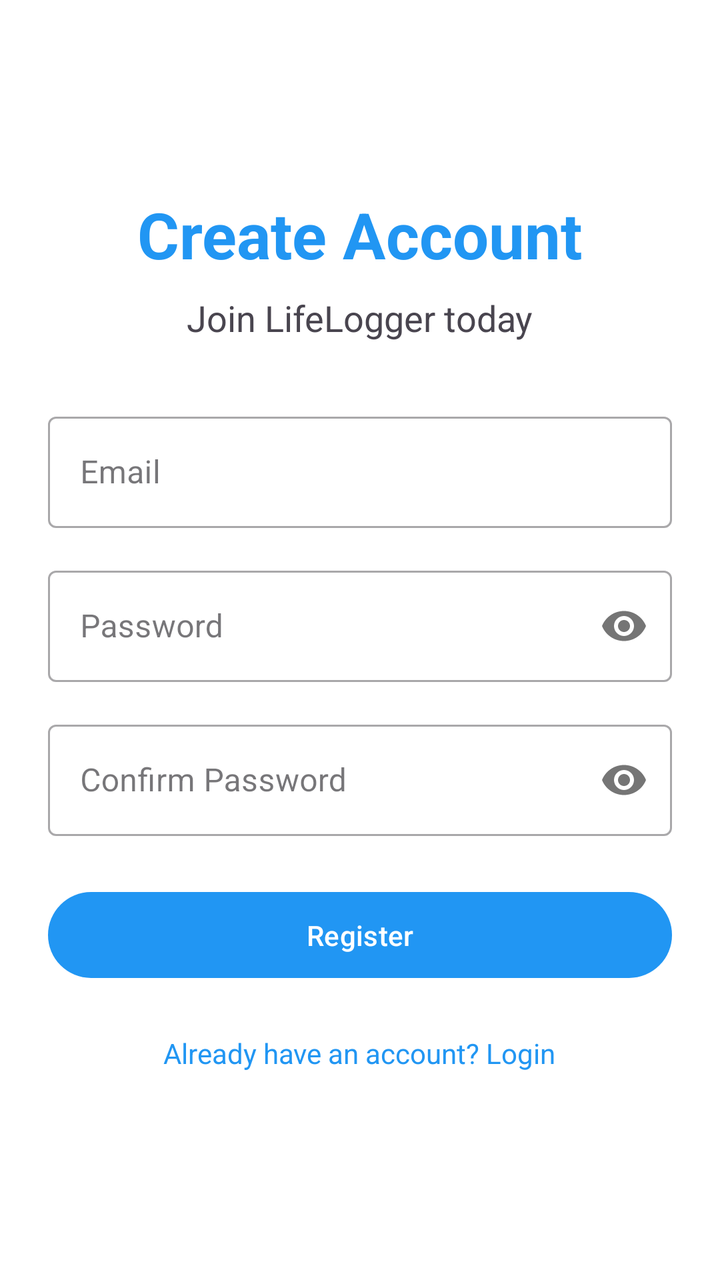
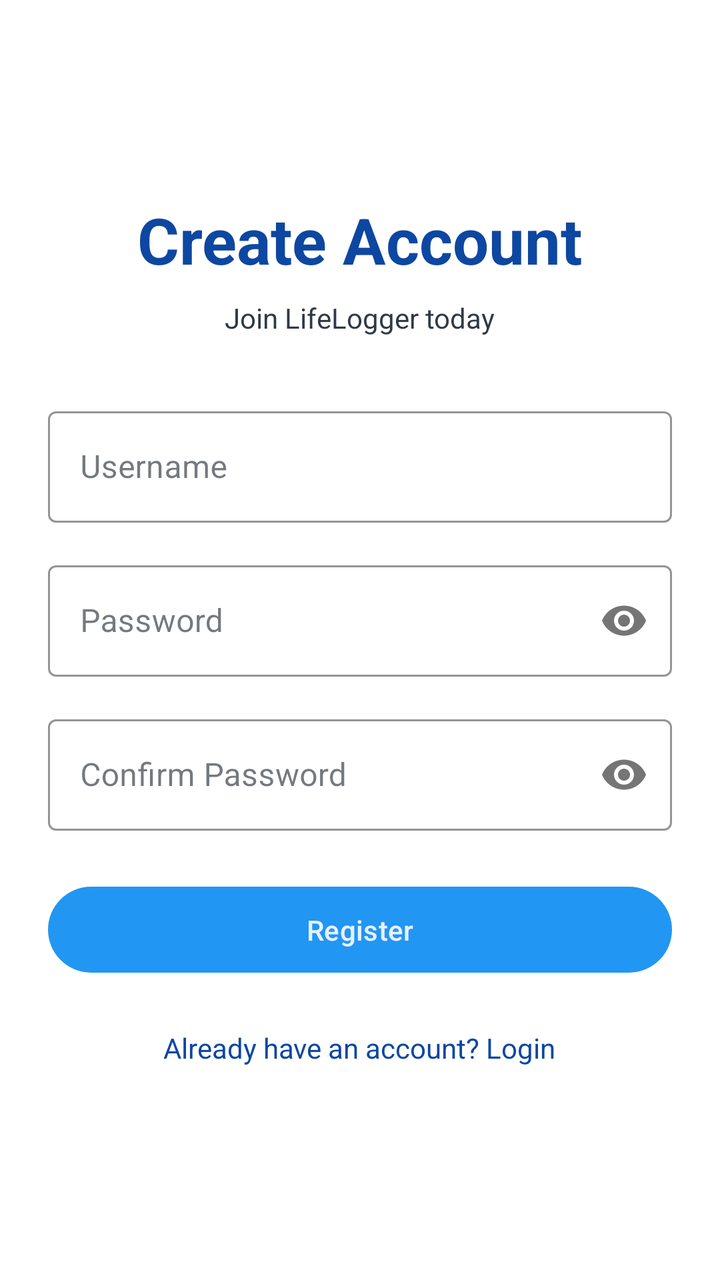

Compare the two renders of this Android layout. The source of the first and the diff that turns it into the second are given below.
<!-- AndroidManifest.xml: application theme Theme.LifeLogger -->
<!-- res/layout/fragment_register.xml -->
<?xml version="1.0" encoding="utf-8"?>
<ScrollView xmlns:android="http://schemas.android.com/apk/res/android"
    xmlns:app="http://schemas.android.com/apk/res-auto"
    android:layout_width="match_parent"
    android:layout_height="match_parent"
    android:fillViewport="true"
    android:background="@android:color/white">

    <LinearLayout
        android:layout_width="match_parent"
        android:layout_height="wrap_content"
        android:orientation="vertical"
        android:padding="24dp"
        android:gravity="center">

        <TextView
            android:layout_width="wrap_content"
            android:layout_height="wrap_content"
            android:text="@string/create_account"
            android:textSize="32sp"
            android:textStyle="bold"
            android:textColor="@color/primary_blue"
            android:layout_marginBottom="8dp" />

        <TextView
            android:layout_width="wrap_content"
            android:layout_height="wrap_content"
            android:text="@string/join_today"
            android:textSize="18sp"
            android:layout_marginBottom="32dp" />

        <com.google.android.material.textfield.TextInputLayout
            android:layout_width="match_parent"
            android:layout_height="wrap_content"
            android:layout_marginBottom="16dp"
            style="@style/Widget.MaterialComponents.TextInputLayout.OutlinedBox">

            <com.google.android.material.textfield.TextInputEditText
                android:id="@+id/emailInput"
                android:layout_width="match_parent"
                android:layout_height="wrap_content"
                android:hint="@string/email"
                android:inputType="textEmailAddress" />
        </com.google.android.material.textfield.TextInputLayout>

        <com.google.android.material.textfield.TextInputLayout
            android:layout_width="match_parent"
            android:layout_height="wrap_content"
            android:layout_marginBottom="16dp"
            app:passwordToggleEnabled="true"
            style="@style/Widget.MaterialComponents.TextInputLayout.OutlinedBox">

            <com.google.android.material.textfield.TextInputEditText
                android:id="@+id/passwordInput"
                android:layout_width="match_parent"
                android:layout_height="wrap_content"
                android:hint="@string/password"
                android:inputType="textPassword" />
        </com.google.android.material.textfield.TextInputLayout>

        <com.google.android.material.textfield.TextInputLayout
            android:layout_width="match_parent"
            android:layout_height="wrap_content"
            android:layout_marginBottom="24dp"
            app:passwordToggleEnabled="true"
            style="@style/Widget.MaterialComponents.TextInputLayout.OutlinedBox">

            <com.google.android.material.textfield.TextInputEditText
                android:id="@+id/confirmPasswordInput"
                android:layout_width="match_parent"
                android:layout_height="wrap_content"
                android:hint="@string/confirm_password"
                android:inputType="textPassword" />
        </com.google.android.material.textfield.TextInputLayout>

        <com.google.android.material.button.MaterialButton
            android:id="@+id/registerButton"
            android:layout_width="match_parent"
            android:layout_height="wrap_content"
            android:text="@string/register"
            android:padding="12dp"
            android:layout_marginBottom="16dp" />

        <TextView
            android:id="@+id/loginPrompt"
            android:layout_width="wrap_content"
            android:layout_height="wrap_content"
            android:text="@string/already_have_account"
            android:textColor="@color/primary_blue"
            android:padding="8dp" />

        <ProgressBar
            android:id="@+id/progressBar"
            android:layout_width="wrap_content"
            android:layout_height="wrap_content"
            android:visibility="gone"
            android:layout_marginTop="16dp" />

    </LinearLayout>
</ScrollView>
<!-- resources referenced by this layout -->
<resources>
  <color name="primary_blue">#2196F3</color>
  <string name="already_have_account">Already have an account? Login</string>
  <string name="confirm_password">Confirm Password</string>
  <string name="create_account">Create Account</string>
  <string name="email">Email</string>
  <string name="join_today">Join LifeLogger today</string>
  <string name="password">Password</string>
  <string name="register">Register</string>
  <style name="Theme.LifeLogger" parent="Base.Theme.LifeLogger" />
  <style name="Base.Theme.LifeLogger" parent="Theme.Material3.DayNight.NoActionBar">
          
          <item name="colorPrimary">@color/primary_blue</item>
          <item name="colorPrimaryDark">@color/primary_dark_blue</item>
          <item name="colorAccent">@color/accent_red</item>
      </style>
  <color name="primary_dark_blue">#1976D2</color>
  <color name="accent_red">#FF6B6B</color>
</resources>

<!-- the commit's change to res/layout/fragment_register.xml (unified diff, before → after) -->
@@ -19,28 +19,32 @@
             android:text="@string/create_account"
             android:textSize="32sp"
             android:textStyle="bold"
-            android:textColor="@color/primary_blue"
+            android:textColor="@color/text_blue_accent"
             android:layout_marginBottom="8dp" />
 
         <TextView
             android:layout_width="wrap_content"
             android:layout_height="wrap_content"
             android:text="@string/join_today"
-            android:textSize="18sp"
+            android:textColor="@color/text_secondary"
             android:layout_marginBottom="32dp" />
 
         <com.google.android.material.textfield.TextInputLayout
             android:layout_width="match_parent"
             android:layout_height="wrap_content"
             android:layout_marginBottom="16dp"
+            app:boxStrokeColor="@color/text_blue_accent"
+            app:hintTextColor="@color/text_secondary"
             style="@style/Widget.MaterialComponents.TextInputLayout.OutlinedBox">
 
             <com.google.android.material.textfield.TextInputEditText
                 android:id="@+id/emailInput"
                 android:layout_width="match_parent"
                 android:layout_height="wrap_content"
-                android:hint="@string/email"
-                android:inputType="textEmailAddress" />
+                android:hint="@string/username"
+                android:textColor="@color/text_primary"
+                android:textColorHint="@color/text_secondary"
+                android:inputType="textNoSuggestions" />
         </com.google.android.material.textfield.TextInputLayout>
 
         <com.google.android.material.textfield.TextInputLayout
@@ -48,6 +52,8 @@
             android:layout_height="wrap_content"
             android:layout_marginBottom="16dp"
             app:passwordToggleEnabled="true"
+            app:boxStrokeColor="@color/text_blue_accent"
+            app:hintTextColor="@color/text_secondary"
             style="@style/Widget.MaterialComponents.TextInputLayout.OutlinedBox">
 
             <com.google.android.material.textfield.TextInputEditText
@@ -55,6 +61,8 @@
                 android:layout_width="match_parent"
                 android:layout_height="wrap_content"
                 android:hint="@string/password"
+                android:textColor="@color/text_primary"
+                android:textColorHint="@color/text_secondary"
                 android:inputType="textPassword" />
         </com.google.android.material.textfield.TextInputLayout>
 
@@ -63,6 +71,8 @@
             android:layout_height="wrap_content"
             android:layout_marginBottom="24dp"
             app:passwordToggleEnabled="true"
+            app:boxStrokeColor="@color/text_blue_accent"
+            app:hintTextColor="@color/text_secondary"
             style="@style/Widget.MaterialComponents.TextInputLayout.OutlinedBox">
 
             <com.google.android.material.textfield.TextInputEditText
@@ -70,6 +80,8 @@
                 android:layout_width="match_parent"
                 android:layout_height="wrap_content"
                 android:hint="@string/confirm_password"
+                android:textColor="@color/text_primary"
+                android:textColorHint="@color/text_secondary"
                 android:inputType="textPassword" />
         </com.google.android.material.textfield.TextInputLayout>
 
@@ -86,7 +98,7 @@
             android:layout_width="wrap_content"
             android:layout_height="wrap_content"
             android:text="@string/already_have_account"
-            android:textColor="@color/primary_blue"
+            android:textColor="@color/text_blue_accent"
             android:padding="8dp" />
 
         <ProgressBar
<!-- resource entries referenced after the edit -->
@@ -1,21 +1,34 @@
 <!-- resources referenced by this layout -->
 <resources>
+  <color name="text_blue_accent">#0D47A1</color>
+  <color name="text_primary">#16202A</color>
+  <color name="text_secondary">#2F3A45</color>
   <color name="primary_blue">#2196F3</color>
   <string name="already_have_account">Already have an account? Login</string>
   <string name="confirm_password">Confirm Password</string>
   <string name="create_account">Create Account</string>
-  <string name="email">Email</string>
   <string name="join_today">Join LifeLogger today</string>
   <string name="password">Password</string>
   <string name="register">Register</string>
+  <string name="username">Username</string>
   <style name="Theme.LifeLogger" parent="Base.Theme.LifeLogger" />
-  <style name="Base.Theme.LifeLogger" parent="Theme.Material3.DayNight.NoActionBar">
+  <style name="Base.Theme.LifeLogger" parent="Theme.Material3.Light.NoActionBar">
           
           <item name="colorPrimary">@color/primary_blue</item>
           <item name="colorPrimaryDark">@color/primary_dark_blue</item>
           <item name="colorAccent">@color/accent_red</item>
+          <item name="android:textColorPrimary">@color/text_primary</item>
+          <item name="android:textColorSecondary">@color/text_secondary</item>
+          <item name="android:textColorTertiary">@color/text_tertiary</item>
+          <item name="android:textColorHint">@color/text_tertiary</item>
+          <item name="colorOnBackground">@color/text_primary</item>
+          <item name="colorOnSurface">@color/text_primary</item>
+          <item name="colorOnSurfaceVariant">@color/text_secondary</item>
+          <item name="colorOnPrimary">@color/text_on_blue_header_main</item>
       </style>
   <color name="primary_dark_blue">#1976D2</color>
   <color name="accent_red">#FF6B6B</color>
+  <color name="text_tertiary">#455A64</color>
+  <color name="text_on_blue_header_main">#E8F1FF</color>
 </resources>
 
